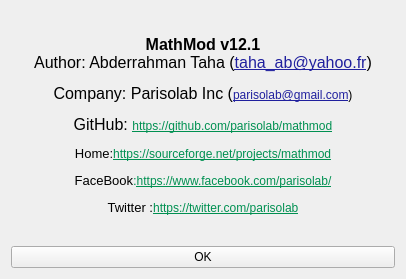
parisolab/mathmod, file ui_forms/about.ui: the form before one commit.
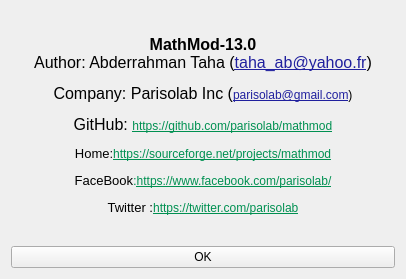
The form after the commit.

Diff of the .ui file:
```diff
--- a/ui_forms/about.ui
+++ b/ui_forms/about.ui
@@ -27,7 +27,7 @@
       <font/>
      </property>
      <property name="text">
-      <string>&lt;html&gt;&lt;head/&gt;&lt;body&gt;&lt;p align=&quot;center&quot;&gt;&lt;span style=&quot; font-size:12pt; font-weight:600;&quot;&gt;MathMod v12.1&lt;/span&gt;&lt;br/&gt;&lt;span style=&quot; font-size:12pt;&quot;&gt;Author: Abderrahman Taha (&lt;/span&gt;&lt;a href=&quot;taha_ab@yahoo.fr&quot;&gt;&lt;span style=&quot; font-size:12pt; text-decoration: underline; color:#20209e;&quot;&gt;taha_ab@yahoo.fr&lt;/span&gt;&lt;/a&gt;&lt;span style=&quot; font-size:12pt;&quot;&gt;)&lt;/span&gt;&lt;/p&gt;&lt;p align=&quot;center&quot;&gt;&lt;span style=&quot; font-size:12pt;&quot;&gt;Company: Parisolab Inc (&lt;/span&gt;&lt;span style=&quot; text-decoration: underline; color:#20209e;&quot;&gt;parisolab@gmail.com&lt;/span&gt;)&lt;/p&gt;&lt;p align=&quot;center&quot;&gt;&lt;span style=&quot; font-size:12pt;&quot;&gt;GitHub: &lt;/span&gt;&lt;a href=&quot;https://github.com/parisolab/mathmod&quot;&gt;&lt;span style=&quot; text-decoration: underline; color:#009051;&quot;&gt;https://github.com/parisolab/mathmod&lt;/span&gt;&lt;/a&gt;&lt;/p&gt;&lt;p align=&quot;center&quot;&gt;&lt;span style=&quot; font-size:10pt;&quot;&gt;Home&lt;/span&gt;&lt;span style=&quot; font-size:10pt; color:#131313;&quot;&gt;:&lt;/span&gt;&lt;a href=&quot;https://sourceforge.net/projects/mathmod&quot;&gt;&lt;span style=&quot; text-decoration: underline; color:#009051;&quot;&gt;https://sourceforge.net/projects/mathmod&lt;/span&gt;&lt;/a&gt;&lt;/p&gt;&lt;p align=&quot;center&quot;&gt;&lt;span style=&quot; font-size:10pt;&quot;&gt;FaceBook&lt;/span&gt;&lt;span style=&quot; font-size:10pt; color:#009051;&quot;&gt;:&lt;/span&gt;&lt;a href=&quot;https://www.facebook.com/parisolab/&quot;&gt;&lt;span style=&quot; text-decoration: underline; color:#009051;&quot;&gt;https://www.facebook.com/parisolab/&lt;/span&gt;&lt;/a&gt;&lt;/p&gt;&lt;p align=&quot;center&quot;&gt;&lt;span style=&quot; font-size:10pt;&quot;&gt;Twitter :&lt;/span&gt;&lt;a href=&quot;https://twitter.com/parisolab&quot;&gt;&lt;span style=&quot; text-decoration: underline; color:#009051;&quot;&gt;https://twitter.com/parisolab&lt;/span&gt;&lt;/a&gt;&lt;/p&gt;&lt;/body&gt;&lt;/html&gt;</string>
+      <string>&lt;html&gt;&lt;head/&gt;&lt;body&gt;&lt;p align=&quot;center&quot;&gt;&lt;span style=&quot; font-size:12pt; font-weight:600;&quot;&gt;MathMod-13.0&lt;/span&gt;&lt;br/&gt;&lt;span style=&quot; font-size:12pt;&quot;&gt;Author: Abderrahman Taha (&lt;/span&gt;&lt;a href=&quot;taha_ab@yahoo.fr&quot;&gt;&lt;span style=&quot; font-size:12pt; text-decoration: underline; color:#20209e;&quot;&gt;taha_ab@yahoo.fr&lt;/span&gt;&lt;/a&gt;&lt;span style=&quot; font-size:12pt;&quot;&gt;)&lt;/span&gt;&lt;/p&gt;&lt;p align=&quot;center&quot;&gt;&lt;span style=&quot; font-size:12pt;&quot;&gt;Company: Parisolab Inc (&lt;/span&gt;&lt;span style=&quot; text-decoration: underline; color:#20209e;&quot;&gt;parisolab@gmail.com&lt;/span&gt;)&lt;/p&gt;&lt;p align=&quot;center&quot;&gt;&lt;span style=&quot; font-size:12pt;&quot;&gt;GitHub: &lt;/span&gt;&lt;a href=&quot;https://github.com/parisolab/mathmod&quot;&gt;&lt;span style=&quot; text-decoration: underline; color:#009051;&quot;&gt;https://github.com/parisolab/mathmod&lt;/span&gt;&lt;/a&gt;&lt;/p&gt;&lt;p align=&quot;center&quot;&gt;&lt;span style=&quot; font-size:10pt;&quot;&gt;Home&lt;/span&gt;&lt;span style=&quot; font-size:10pt; color:#131313;&quot;&gt;:&lt;/span&gt;&lt;a href=&quot;https://sourceforge.net/projects/mathmod&quot;&gt;&lt;span style=&quot; text-decoration: underline; color:#009051;&quot;&gt;https://sourceforge.net/projects/mathmod&lt;/span&gt;&lt;/a&gt;&lt;/p&gt;&lt;p align=&quot;center&quot;&gt;&lt;span style=&quot; font-size:10pt;&quot;&gt;FaceBook&lt;/span&gt;&lt;span style=&quot; font-size:10pt; color:#009051;&quot;&gt;:&lt;/span&gt;&lt;a href=&quot;https://www.facebook.com/parisolab/&quot;&gt;&lt;span style=&quot; text-decoration: underline; color:#009051;&quot;&gt;https://www.facebook.com/parisolab/&lt;/span&gt;&lt;/a&gt;&lt;/p&gt;&lt;p align=&quot;center&quot;&gt;&lt;span style=&quot; font-size:10pt;&quot;&gt;Twitter :&lt;/span&gt;&lt;a href=&quot;https://twitter.com/parisolab&quot;&gt;&lt;span style=&quot; text-decoration: underline; color:#009051;&quot;&gt;https://twitter.com/parisolab&lt;/span&gt;&lt;/a&gt;&lt;/p&gt;&lt;/body&gt;&lt;/html&gt;</string>
      </property>
      <property name="wordWrap">
       <bool>false</bool>
```
